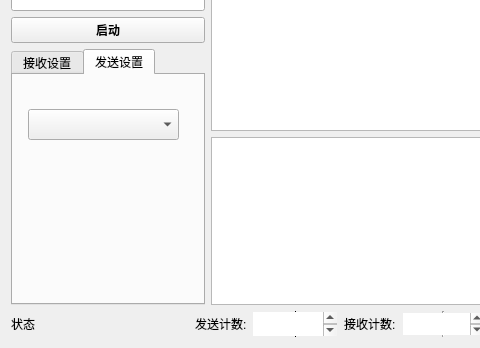
This is widget.ui in Mapshiny/SocketTestTool as Qt 5 draws it before an edit; both pictures show x 0 to 480 and y 174 to 522 of the 610 by 522 pixel window. The edited form follows.
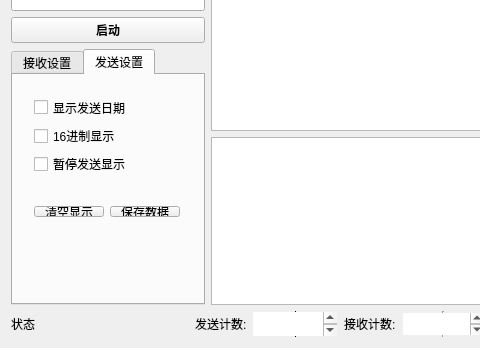
This is the edited form. The open tabs and pages were chosen to show the change.

Patch:
```diff
--- a/widget.ui
+++ b/widget.ui
@@ -390,15 +390,64 @@
         <attribute name="title">
          <string>发送设置</string>
         </attribute>
-        <widget class="QComboBox" name="clientCombox">
+        <widget class="QWidget" name="layoutWidget_2">
          <property name="geometry">
           <rect>
-           <x>15</x>
-           <y>34</y>
-           <width>151</width>
-           <height>31</height>
+           <x>10</x>
+           <y>120</y>
+           <width>168</width>
+           <height>33</height>
           </rect>
          </property>
+         <layout class="QHBoxLayout" name="horizontalLayout_4">
+          <item>
+           <widget class="QPushButton" name="clearMsgBtn_2">
+            <property name="text">
+             <string>清空显示</string>
+            </property>
+           </widget>
+          </item>
+          <item>
+           <widget class="QPushButton" name="pushButton_3">
+            <property name="text">
+             <string>保存数据</string>
+            </property>
+           </widget>
+          </item>
+         </layout>
+        </widget>
+        <widget class="QWidget" name="layoutWidget">
+         <property name="geometry">
+          <rect>
+           <x>10</x>
+           <y>10</y>
+           <width>117</width>
+           <height>101</height>
+          </rect>
+         </property>
+         <layout class="QVBoxLayout" name="verticalLayout_5">
+          <item>
+           <widget class="QCheckBox" name="showDate_2">
+            <property name="text">
+             <string>显示发送日期</string>
+            </property>
+           </widget>
+          </item>
+          <item>
+           <widget class="QCheckBox" name="showHex_2">
+            <property name="text">
+             <string>16进制显示</string>
+            </property>
+           </widget>
+          </item>
+          <item>
+           <widget class="QCheckBox" name="showStop_2">
+            <property name="text">
+             <string>暂停发送显示</string>
+            </property>
+           </widget>
+          </item>
+         </layout>
         </widget>
        </widget>
       </widget>
```
Left out of the diff: 17 changed lines with no effect on the pictures.
